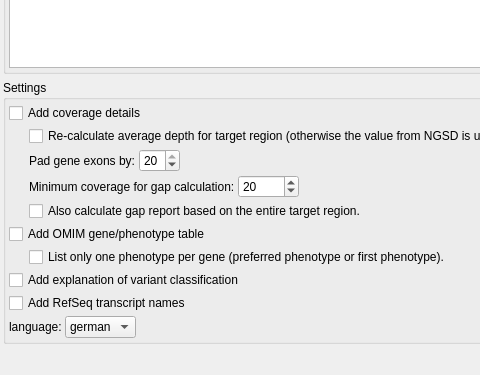
Qt form src/GSvar/ReportDialog.ui (imgag/ngs-bits) before a commit; both pictures show x 0 to 480 and y 175 to 550 of the 1000 by 550 pixel window.
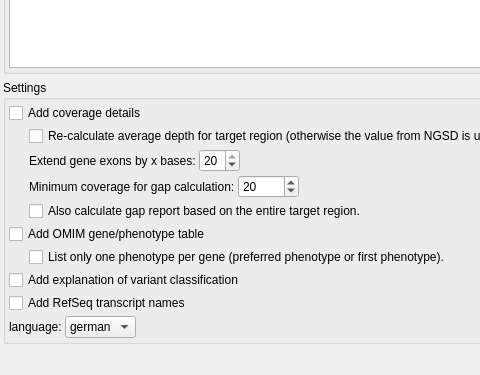
The same form after that commit. Icons and pictures are not drawn.

What changed in the file:
```diff
--- a/src/GSvar/ReportDialog.ui
+++ b/src/GSvar/ReportDialog.ui
@@ -356,7 +356,7 @@
            <string>&lt;html&gt;&lt;head/&gt;&lt;body&gt;&lt;p&gt;Exon-based gap calculation is performed based on the CCDS transcript exons of the genes defined in the selected target region.&lt;br/&gt;&lt;br/&gt;The exons are then padded by the given number of bases.&lt;/p&gt;&lt;/body&gt;&lt;/html&gt;</string>
           </property>
           <property name="text">
-           <string>Pad gene exons by:</string>
+           <string>Extend gene exons by x bases:</string>
           </property>
          </widget>
         </item>
```
Left out of the diff: 2 changed lines with no effect on the pictures.
